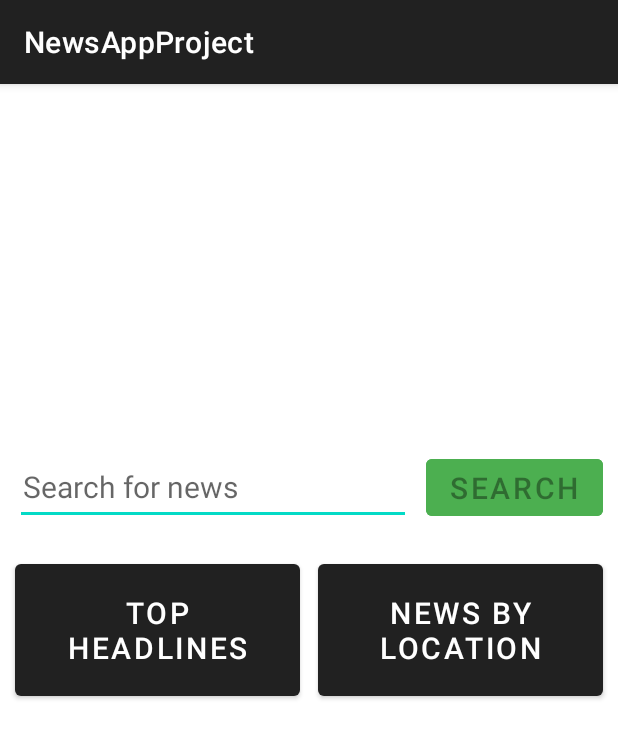
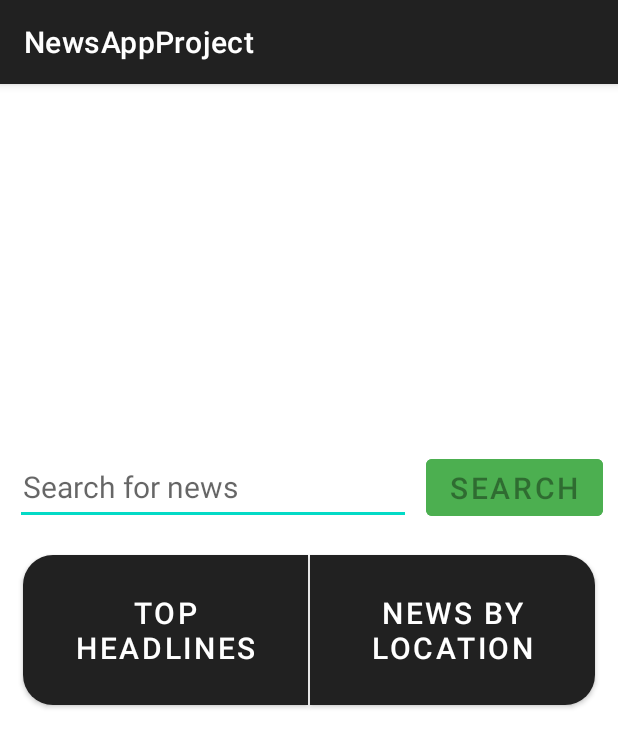
Before and after one commit to hernpiblo/NewsApp, an Android app: the screen it shows after launch (MainActivity), on a phone screen of 412 x 824 dp. Shown: the top 748 px of the screen. Run offline under Robolectric (Android 15) with nearby library versions, the phone set to English and light mode, and no system bars.

Commit message:
Add custom appearance for buttons

```diff
--- /dev/null
+++ b/app/src/main/res/drawable/left_rounded_button.xml
@@ -0,0 +1,12 @@
+<?xml version="1.0" encoding="utf-8"?>
+<shape xmlns:android="http://schemas.android.com/apk/res/android"
+    android:padding="10dp"
+    android:shape="rectangle">
+    <!-- you can use any color you want I used here gray color-->
+    <solid android:color="#ABABAB" />
+    <corners
+        android:topLeftRadius="20dp"
+        android:topRightRadius="0dp"
+        android:bottomRightRadius="0dp"
+        android:bottomLeftRadius="20dp"/>
+</shape>
--- /dev/null
+++ b/app/src/main/res/drawable/right_rounded_button.xml
@@ -0,0 +1,12 @@
+<?xml version="1.0" encoding="utf-8"?>
+<shape xmlns:android="http://schemas.android.com/apk/res/android"
+    android:padding="10dp"
+    android:shape="rectangle">
+    <!-- you can use any color you want I used here gray color-->
+    <solid android:color="#ABABAB" />
+    <corners
+        android:topLeftRadius="0dp"
+        android:topRightRadius="20dp"
+        android:bottomRightRadius="20dp"
+        android:bottomLeftRadius="0dp"/>
+</shape>
--- a/app/src/main/res/layout/activity_main.xml
+++ b/app/src/main/res/layout/activity_main.xml
@@ -42,8 +42,9 @@
         android:id="@+id/TopHeadlinesButton"
         android:layout_width="190dp"
         android:layout_height="100dp"
-        android:layout_marginStart="10dp"
+        android:layout_marginStart="15dp"
         android:layout_marginTop="20dp"
+        android:background="@drawable/left_rounded_button"
         android:text="@string/top_headlines"
         android:textSize="20sp"
         app:layout_constraintStart_toStartOf="parent"
@@ -53,10 +54,12 @@
         android:id="@+id/NewsByLocationButton"
         android:layout_width="190dp"
         android:layout_height="100dp"
-        android:layout_marginEnd="10dp"
+        android:layout_marginEnd="15dp"
+        android:background="@drawable/right_rounded_button"
         android:text="@string/news_by_location"
         android:textSize="20sp"
         app:layout_constraintBottom_toBottomOf="@+id/TopHeadlinesButton"
         app:layout_constraintEnd_toEndOf="parent"
-        app:layout_constraintTop_toTopOf="@+id/TopHeadlinesButton" />
+        app:layout_constraintTop_toTopOf="@+id/TopHeadlinesButton"
+        app:layout_constraintVertical_bias="0.0" />
 </androidx.constraintlayout.widget.ConstraintLayout>
```
